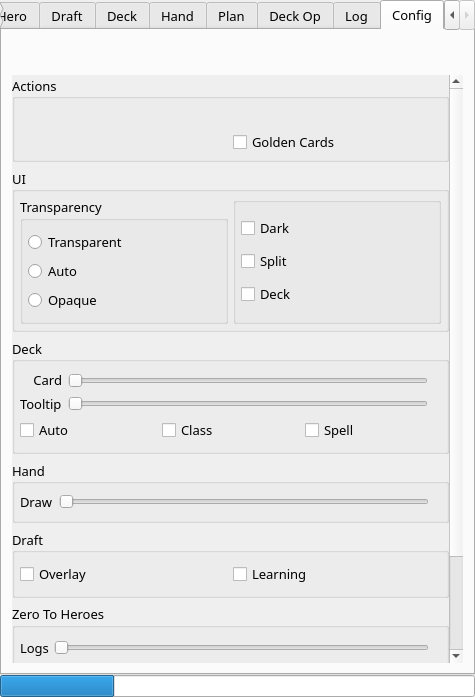
This is mainwindow.ui in supertriodo/Arena-Tracker as Qt 5 draws it before an edit. The edited form follows.
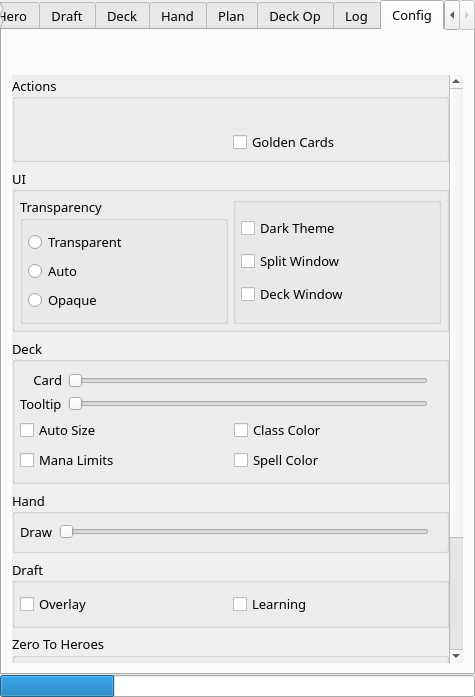
This is the edited form. The open tabs and pages were chosen to show the change. Icons and pictures are not drawn. Custom widgets are drawn as their Qt base class.

Commit message: Add Mana Limit option to config tab.

```diff
--- a/mainwindow.ui
+++ b/mainwindow.ui
@@ -1576,8 +1576,8 @@
               <rect>
                <x>0</x>
                <y>0</y>
-               <width>216</width>
-               <height>725</height>
+               <width>435</width>
+               <height>714</height>
               </rect>
              </property>
              <layout class="QVBoxLayout" name="verticalLayout_5">
@@ -1816,7 +1816,7 @@
                        <string>Dark Theme</string>
                       </property>
                       <property name="text">
-                       <string>Dark</string>
+                       <string>Dark Theme</string>
                       </property>
                      </widget>
                     </item>
@@ -1827,7 +1827,7 @@
 it'll split to show several tabs at once</string>
                       </property>
                       <property name="text">
-                       <string>Split</string>
+                       <string>Split Window</string>
                       </property>
                      </widget>
                     </item>
@@ -1838,7 +1838,7 @@
 in a new window</string>
                       </property>
                       <property name="text">
-                       <string>Deck</string>
+                       <string>Deck Window</string>
                       </property>
                      </widget>
                     </item>
@@ -1975,22 +1975,38 @@
                  <item>
                   <layout class="QHBoxLayout" name="configDeckHorizontalLayout2">
                    <item>
+                    <layout class="QVBoxLayout" name="configDeckVerticalLayout4">
+                     <item>
                     <widget class="QCheckBox" name="configCheckAutoSize">
                      <property name="toolTip">
                       <string>Auto Size: Adapt card size to deck window size.</string>
                      </property>
                      <property name="text">
-                      <string>Auto</string>
+                        <string>Auto Size</string>
                      </property>
                     </widget>
                    </item>
+                     <item>
+                      <widget class="QCheckBox" name="configCheckManaLimits">
+                       <property name="toolTip">
+                        <string>Mana Limits: Show marks to organize cards by mana cost.</string>
+                       </property>
+                       <property name="text">
+                        <string>Mana Limits</string>
+                       </property>
+                      </widget>
+                     </item>
+                    </layout>
+                   </item>
+                   <item>
+                    <layout class="QVBoxLayout" name="configDeckVerticalLayout5">
                    <item>
                     <widget class="QCheckBox" name="configCheckClassColor">
                      <property name="toolTip">
                       <string>Class Color: Show a colored background for class cards.</string>
                      </property>
                      <property name="text">
-                      <string>Class</string>
+                        <string>Class Color</string>
                      </property>
                     </widget>
                    </item>
@@ -2000,9 +2016,11 @@
                       <string>Spell Color: Show text in color for spells and weapons.</string>
                      </property>
                      <property name="text">
-                      <string>Spell</string>
-                     </property>
-                    </widget>
+                        <string>Spell Color</string>
+                       </property>
+                      </widget>
+                     </item>
+                    </layout>
                    </item>
                   </layout>
                  </item>
```
Lines whose indentation alone changed are shown as unchanged. The commit also changes 7 other files.
